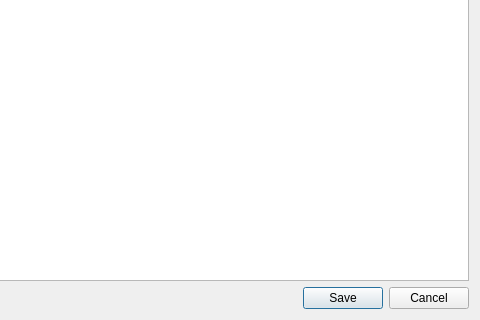
Before: the Qt Designer form src/editors/selectencodings.ui in GAMS-dev/studio, drawn with Qt 5; both pictures show x 162 to 642 and y 190 to 510 of the 642 by 510 pixel window.
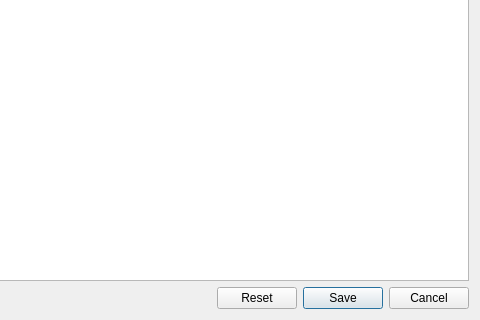
After: the same form once the commit is applied.

The edit to the form file:
```diff
--- a/src/editors/selectencodings.ui
+++ b/src/editors/selectencodings.ui
@@ -103,6 +103,13 @@
         </property>
        </spacer>
       </item>
+      <item>
+       <widget class="QPushButton" name="pbReset">
+        <property name="text">
+         <string>Reset</string>
+        </property>
+       </widget>
+      </item>
       <item>
        <widget class="QPushButton" name="pbSave">
         <property name="text">
```
